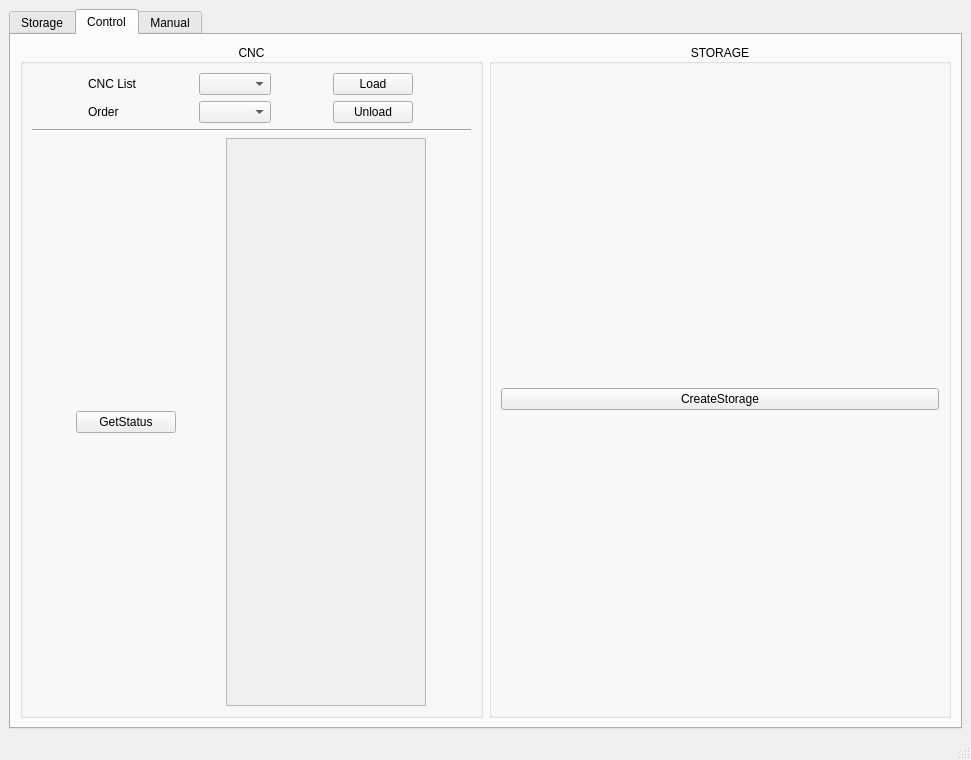
Above: GestMag/GUI/GestMagUI.ui from Obbart/SoftEng_GestMag before the change. Below: the same form after it.
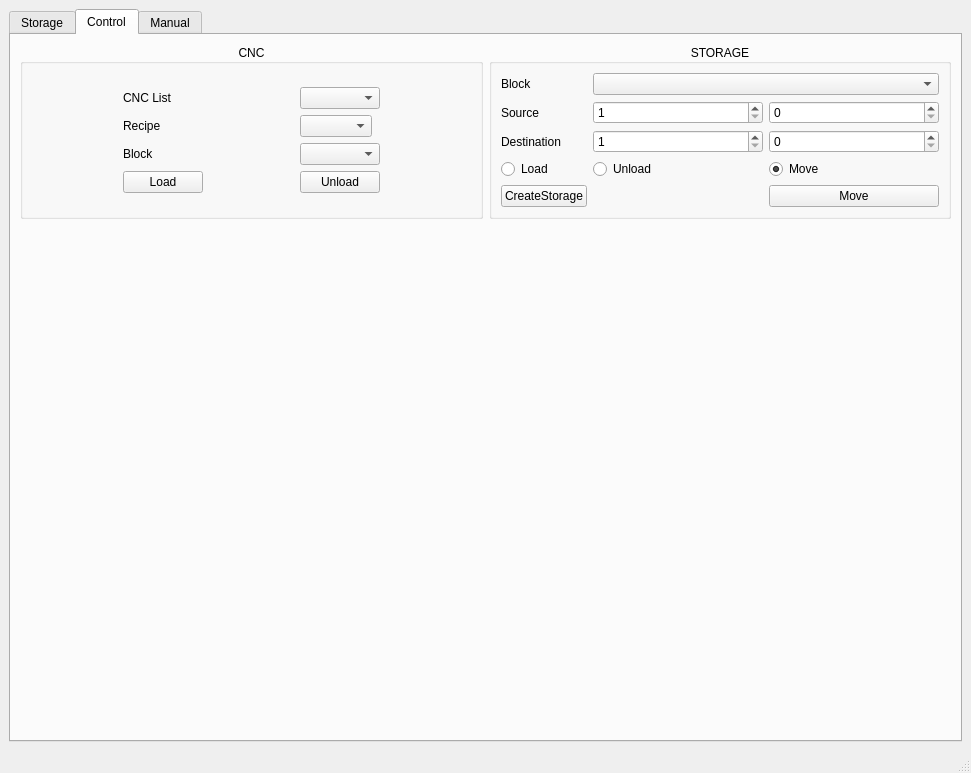
That is the form after the change. The open tabs and pages were chosen to show the change.

The edit to the form file:
```diff
--- a/GestMag/GUI/GestMagUI.ui
+++ b/GestMag/GUI/GestMagUI.ui
@@ -7,7 +7,7 @@
     <x>0</x>
     <y>0</y>
     <width>971</width>
-    <height>760</height>
+    <height>773</height>
    </rect>
   </property>
   <property name="sizePolicy">
@@ -249,9 +249,15 @@
        <attribute name="title">
         <string>Control</string>
        </attribute>
-       <layout class="QHBoxLayout" name="horizontalLayout_3">
-        <item>
+       <layout class="QGridLayout" name="gridLayout_11">
+        <item row="0" column="0">
          <widget class="QGroupBox" name="groupBox">
+          <property name="sizePolicy">
+           <sizepolicy hsizetype="Expanding" vsizetype="Preferred">
+            <horstretch>0</horstretch>
+            <verstretch>0</verstretch>
+           </sizepolicy>
+          </property>
           <property name="title">
            <string>CNC</string>
           </property>
@@ -261,10 +267,13 @@
           <layout class="QVBoxLayout" name="verticalLayout">
            <item>
             <layout class="QGridLayout" name="gridLayout_6">
+             <property name="sizeConstraint">
+              <enum>QLayout::SetDefaultConstraint</enum>
+             </property>
              <item row="0" column="0">
               <widget class="QLabel" name="label_25">
                <property name="sizePolicy">
-                <sizepolicy hsizetype="Maximum" vsizetype="Preferred">
+                <sizepolicy hsizetype="Preferred" vsizetype="Preferred">
                  <horstretch>0</horstretch>
                  <verstretch>0</verstretch>
                 </sizepolicy>
@@ -277,42 +286,23 @@
              <item row="0" column="1">
               <widget class="QComboBox" name="comboBox">
                <property name="sizePolicy">
-                <sizepolicy hsizetype="Maximum" vsizetype="Fixed">
+                <sizepolicy hsizetype="Preferred" vsizetype="Fixed">
                  <horstretch>0</horstretch>
                  <verstretch>0</verstretch>
                 </sizepolicy>
                </property>
               </widget>
              </item>
-             <item row="0" column="2">
-              <widget class="QPushButton" name="pushButton">
-               <property name="sizePolicy">
-                <sizepolicy hsizetype="Fixed" vsizetype="Fixed">
-                 <horstretch>0</horstretch>
-                 <verstretch>0</verstretch>
-                </sizepolicy>
-               </property>
-               <property name="baseSize">
-                <size>
-                 <width>100</width>
-                 <height>0</height>
-                </size>
-               </property>
-               <property name="text">
-                <string>Load</string>
-               </property>
-              </widget>
-             </item>
              <item row="1" column="0">
               <widget class="QLabel" name="label_26">
                <property name="sizePolicy">
-                <sizepolicy hsizetype="Maximum" vsizetype="Preferred">
+                <sizepolicy hsizetype="Preferred" vsizetype="Preferred">
                  <horstretch>0</horstretch>
                  <verstretch>0</verstretch>
                 </sizepolicy>
                </property>
                <property name="text">
-                <string>Order</string>
+                <string>Recipe</string>
                </property>
               </widget>
              </item>
@@ -326,56 +316,58 @@
                </property>
               </widget>
              </item>
-             <item row="1" column="2">
-              <widget class="QPushButton" name="pushButton_2">
+             <item row="2" column="0">
+              <widget class="QLabel" name="label_29">
                <property name="sizePolicy">
-                <sizepolicy hsizetype="Maximum" vsizetype="Fixed">
+                <sizepolicy hsizetype="Maximum" vsizetype="Preferred">
                  <horstretch>0</horstretch>
                  <verstretch>0</verstretch>
                 </sizepolicy>
                </property>
                <property name="text">
-                <string>Unload</string>
+                <string>Block</string>
                </property>
               </widget>
              </item>
-            </layout>
-           </item>
-           <item>
-            <widget class="Line" name="line_5">
-             <property name="orientation">
-              <enum>Qt::Horizontal</enum>
-             </property>
-            </widget>
-           </item>
-           <item>
-            <layout class="QHBoxLayout" name="horizontalLayout_4">
-             <item>
-              <widget class="QPushButton" name="pushButton_3">
-               <property name="maximumSize">
+             <item row="2" column="1">
+              <widget class="QComboBox" name="cmb_blockID2">
+               <property name="sizePolicy">
+                <sizepolicy hsizetype="Preferred" vsizetype="Fixed">
+                 <horstretch>0</horstretch>
+                 <verstretch>0</verstretch>
+                </sizepolicy>
+               </property>
+              </widget>
+             </item>
+             <item row="3" column="0">
+              <widget class="QPushButton" name="btn_cncLoad">
+               <property name="sizePolicy">
+                <sizepolicy hsizetype="Fixed" vsizetype="Fixed">
+                 <horstretch>0</horstretch>
+                 <verstretch>0</verstretch>
+                </sizepolicy>
+               </property>
+               <property name="baseSize">
                 <size>
                  <width>100</width>
-                 <height>16777215</height>
+                 <height>0</height>
                 </size>
                </property>
                <property name="text">
-                <string>GetStatus</string>
+                <string>Load</string>
                </property>
               </widget>
              </item>
-             <item>
-              <widget class="QPlainTextEdit" name="plainTextEdit">
-               <property name="enabled">
-                <bool>false</bool>
+             <item row="3" column="1">
+              <widget class="QPushButton" name="btn_cncUnload">
+               <property name="sizePolicy">
+                <sizepolicy hsizetype="Preferred" vsizetype="Fixed">
+                 <horstretch>0</horstretch>
+                 <verstretch>0</verstretch>
+                </sizepolicy>
                </property>
-               <property name="maximumSize">
-                <size>
-                 <width>200</width>
-                 <height>16777215</height>
-                </size>
-               </property>
-               <property name="acceptDrops">
-                <bool>false</bool>
+               <property name="text">
+                <string>Unload</string>
                </property>
               </widget>
              </item>
@@ -384,8 +376,14 @@
           </layout>
          </widget>
         </item>
-        <item>
+        <item row="0" column="2">
          <widget class="QGroupBox" name="groupBox_2">
+          <property name="sizePolicy">
+           <sizepolicy hsizetype="Expanding" vsizetype="Preferred">
+            <horstretch>0</horstretch>
+            <verstretch>0</verstretch>
+           </sizepolicy>
+          </property>
           <property name="title">
            <string>STORAGE</string>
           </property>
@@ -394,28 +392,182 @@
           </property>
           <layout class="QVBoxLayout" name="verticalLayout_3">
            <item>
-            <spacer name="horizontalSpacer">
-             <property name="orientation">
-              <enum>Qt::Horizontal</enum>
-             </property>
-             <property name="sizeHint" stdset="0">
-              <size>
-               <width>40</width>
-               <height>20</height>
-              </size>
-             </property>
-            </spacer>
-           </item>
-           <item>
-            <widget class="QPushButton" name="btn_createStorage">
-             <property name="text">
-              <string>CreateStorage</string>
-             </property>
-            </widget>
+            <layout class="QGridLayout" name="gridLayout_10">
+             <item row="2" column="1">
+              <widget class="QSpinBox" name="spn_destX">
+               <property name="sizePolicy">
+                <sizepolicy hsizetype="Preferred" vsizetype="Fixed">
+                 <horstretch>0</horstretch>
+                 <verstretch>0</verstretch>
+                </sizepolicy>
+               </property>
+               <property name="minimum">
+                <number>1</number>
+               </property>
+              </widget>
+             </item>
+             <item row="1" column="0">
+              <widget class="QLabel" name="label_40">
+               <property name="sizePolicy">
+                <sizepolicy hsizetype="Maximum" vsizetype="Preferred">
+                 <horstretch>0</horstretch>
+                 <verstretch>0</verstretch>
+                </sizepolicy>
+               </property>
+               <property name="text">
+                <string>Source</string>
+               </property>
+              </widget>
+             </item>
+             <item row="1" column="1">
+              <widget class="QSpinBox" name="spn_srcX">
+               <property name="sizePolicy">
+                <sizepolicy hsizetype="Preferred" vsizetype="Fixed">
+                 <horstretch>0</horstretch>
+                 <verstretch>0</verstretch>
+                </sizepolicy>
+               </property>
+               <property name="minimum">
+                <number>1</number>
+               </property>
+              </widget>
+             </item>
+             <item row="1" column="2">
+              <widget class="QSpinBox" name="spn_srcY"/>
+             </item>
+             <item row="2" column="0">
+              <widget class="QLabel" name="label_42">
+               <property name="sizePolicy">
+                <sizepolicy hsizetype="Maximum" vsizetype="Preferred">
+                 <horstretch>0</horstretch>
+                 <verstretch>0</verstretch>
+                </sizepolicy>
+               </property>
+               <property name="text">
+                <string>Destination</string>
+               </property>
+              </widget>
+             </item>
+             <item row="4" column="0">
+              <widget class="QPushButton" name="btn_createStorage">
+               <property name="sizePolicy">
+                <sizepolicy hsizetype="Preferred" vsizetype="Fixed">
+                 <horstretch>0</horstretch>
+                 <verstretch>0</verstretch>
+                </sizepolicy>
+               </property>
+               <property name="text">
+                <string>CreateStorage</string>
+               </property>
+              </widget>
+             </item>
+             <item row="4" column="2">
+              <widget class="QPushButton" name="btn_move">
+               <property name="sizePolicy">
+                <sizepolicy hsizetype="Preferred" vsizetype="Fixed">
+                 <horstretch>0</horstretch>
+                 <verstretch>0</verstretch>
+                </sizepolicy>
+               </property>
+               <property name="baseSize">
+                <size>
+                 <width>100</width>
+                 <height>0</height>
+                </size>
+               </property>
+               <property name="text">
+                <string>Move</string>
+               </property>
+              </widget>
+             </item>
+             <item row="2" column="2">
+              <widget class="QSpinBox" name="spn_destY">
+               <property name="sizePolicy">
+                <sizepolicy hsizetype="Preferred" vsizetype="Fixed">
+                 <horstretch>0</horstretch>
+                 <verstretch>0</verstretch>
+                </sizepolicy>
+               </property>
+              </widget>
+             </item>
+             <item row="0" column="1" colspan="2">
+              <widget class="QComboBox" name="cmb_blockID3">
+               <property name="sizePolicy">
+                <sizepolicy hsizetype="Preferred" vsizetype="Fixed">
+                 <horstretch>0</horstretch>
+                 <verstretch>0</verstretch>
+                </sizepolicy>
+               </property>
+              </widget>
+             </item>
+             <item row="0" column="0">
+              <widget class="QLabel" name="label_38">
+               <property name="sizePolicy">
+                <sizepolicy hsizetype="Maximum" vsizetype="Preferred">
+                 <horstretch>0</horstretch>
+                 <verstretch>0</verstretch>
+                </sizepolicy>
+               </property>
+               <property name="text">
+                <string>Block</string>
+               </property>
+              </widget>
+             </item>
+             <item row="3" column="0">
+              <widget class="QRadioButton" name="rad_load">
+               <property name="text">
+                <string>Load</string>
+               </property>
+              </widget>
+             </item>
+             <item row="3" column="1">
+              <widget class="QRadioButton" name="rad_unload">
+               <property name="text">
+                <string>Unload</string>
+               </property>
+              </widget>
+             </item>
+             <item row="3" column="2">
+              <widget class="QRadioButton" name="rad_move">
+               <property name="text">
+                <string>Move</string>
+               </property>
+               <property name="checked">
+                <bool>true</bool>
+               </property>
+              </widget>
+             </item>
+            </layout>
            </item>
           </layout>
          </widget>
         </item>
+        <item row="1" column="2">
+         <spacer name="verticalSpacer_4">
+          <property name="orientation">
+           <enum>Qt::Vertical</enum>
+          </property>
+          <property name="sizeHint" stdset="0">
+           <size>
+            <width>20</width>
+            <height>443</height>
+           </size>
+          </property>
+         </spacer>
+        </item>
+        <item row="1" column="0">
+         <spacer name="verticalSpacer_3">
+          <property name="orientation">
+           <enum>Qt::Vertical</enum>
+          </property>
+          <property name="sizeHint" stdset="0">
+           <size>
+            <width>20</width>
+            <height>467</height>
+           </size>
+          </property>
+         </spacer>
+        </item>
        </layout>
       </widget>
       <widget class="QWidget" name="tab_manual">
```
Left out of the diff: 32 changed lines with no effect on the pictures.
